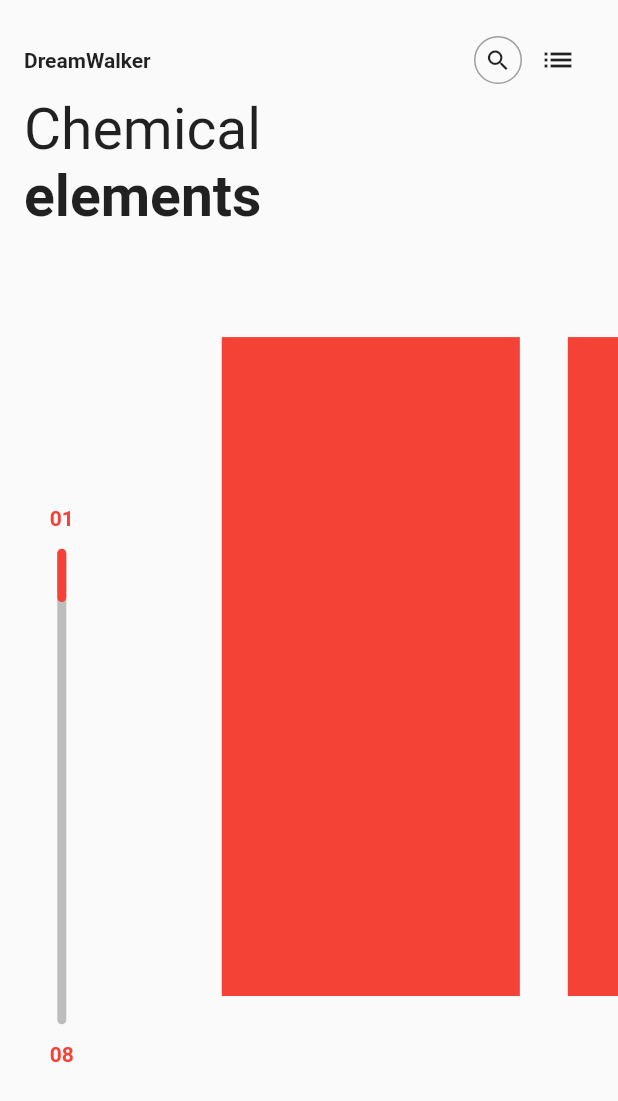
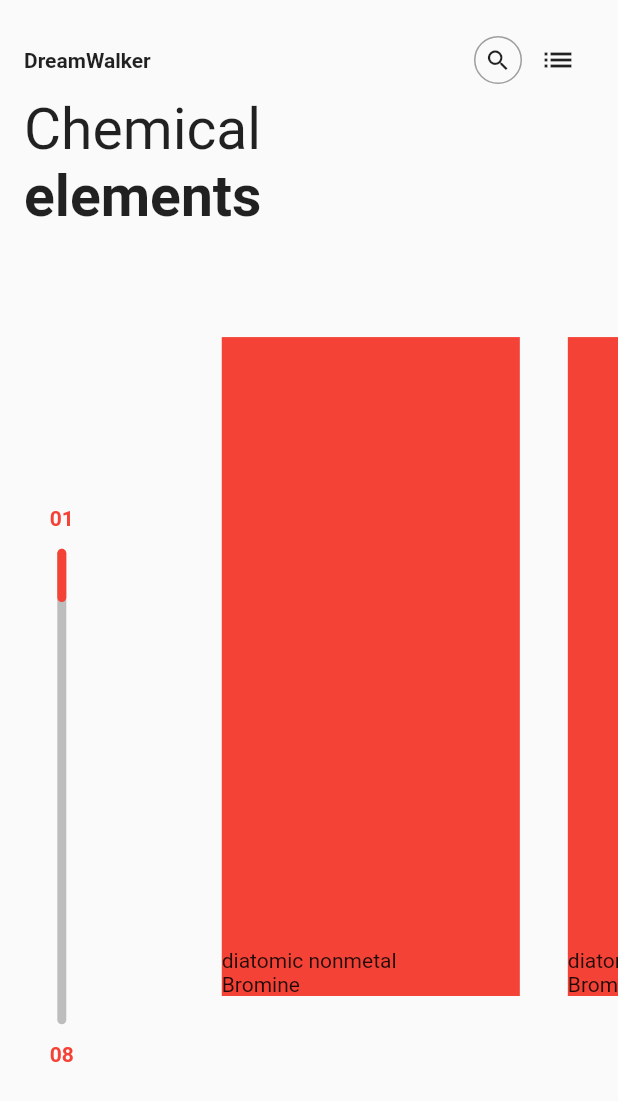
Before and after one commit to JAICHANGPARK/flutter_notebook_8th_story, a Flutter app: the screen it shows after launch, on a phone screen of 412 x 824 dp. Shown: the top 1101 px of the screen. Run offline on Flutter 3.47's test engine with Material 2 defaults, Android fonts, the phone set to English and light mode, and no system bars.

Commit message:
Update element_main_page.dart

```diff
--- a/lib/ep551_element_app/element_main_page.dart
+++ b/lib/ep551_element_app/element_main_page.dart
@@ -142,11 +142,13 @@ class _ElementMainPageState extends State<ElementMainPage> {
                                     margin: EdgeInsets.symmetric(horizontal: 16),
                                     decoration: BoxDecoration(color: Colors.red),
                                     child: Column(
+                                      crossAxisAlignment: CrossAxisAlignment.start,
                                       children: [
 
                                         Spacer(),
-                                        Container()
-
+                                        Container(),
+                                        Text("diatomic nonmetal"),
+                                        Text("Bromine")
                                       ],
                                     ),
                                   );
```
